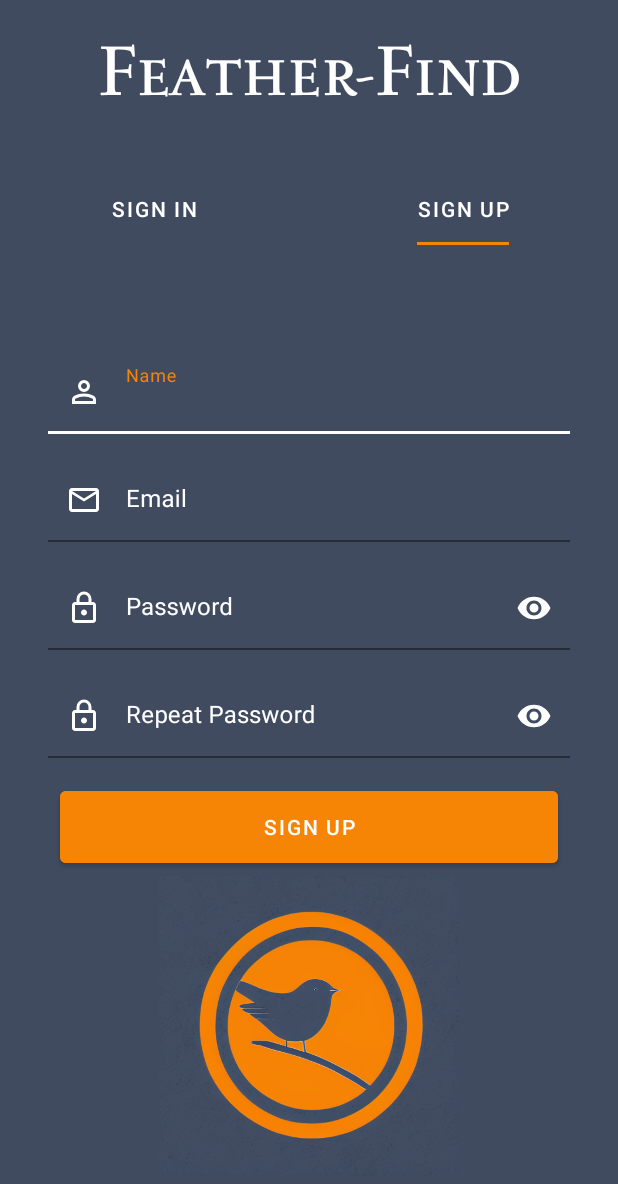
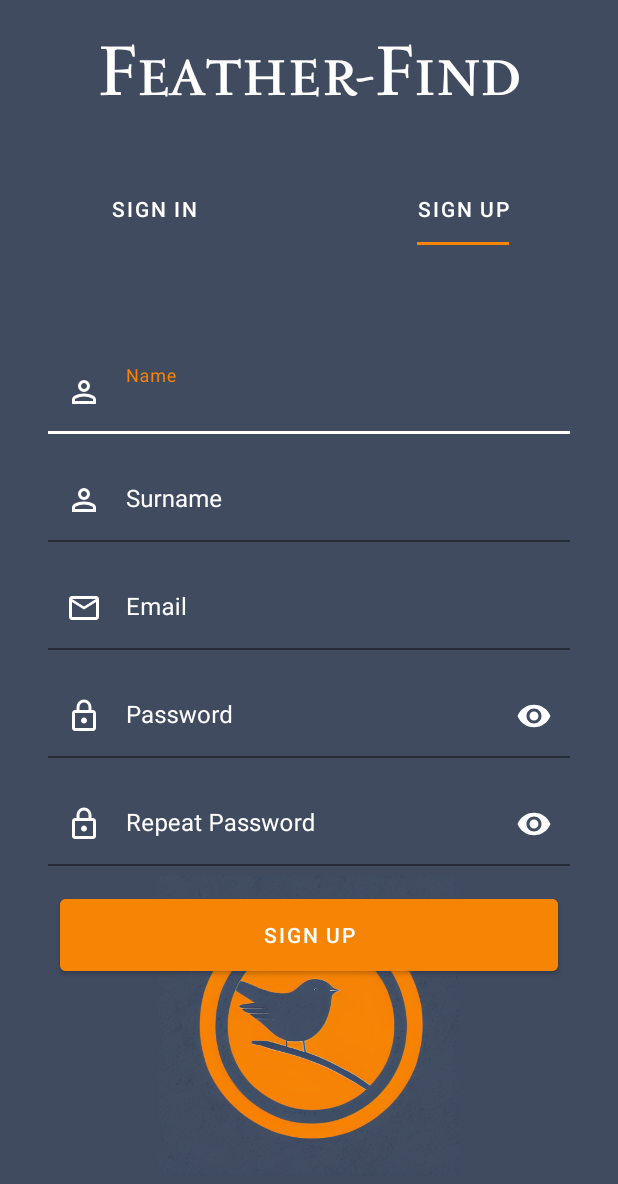
Before and after one commit to Angelo-Traverso/BirdWatching_Android_Application, an Android app: the screen it shows after launch (MainActivity), tab 2 chosen, on a phone screen of 412 x 824 dp. Shown: the top 1184 px of the screen. Run offline under Robolectric (Android 15) with nearby library versions, the phone set to English and light mode, and no system bars.

Commit message:
Added Surname field for sign up

```diff
--- a/app/src/main/res/layout/fragment_sign_up.xml
+++ b/app/src/main/res/layout/fragment_sign_up.xml
@@ -23,6 +23,29 @@
             android:id="@+id/txtUserName"
             android:layout_width="match_parent"
             android:layout_height="wrap_content"
+            android:textColor="@color/white"
+            android:background="@android:color/transparent" />
+
+    </com.google.android.material.textfield.TextInputLayout>
+
+    <com.google.android.material.textfield.TextInputLayout
+        android:id="@+id/userSurname"
+        style="@style/MyTextInputLayoutStyle"
+        android:layout_width="match_parent"
+        android:layout_height="wrap_content"
+        android:layout_marginStart="32dp"
+        android:layout_marginTop="16dp"
+        android:layout_marginEnd="32dp"
+        android:layout_below="@+id/userName"
+        android:hint="@string/surname"
+        app:startIconDrawable="@drawable/person"
+        app:startIconTint="@color/white">
+
+        <com.google.android.material.textfield.TextInputEditText
+            android:id="@+id/tvSurname"
+            android:layout_width="match_parent"
+            android:layout_height="wrap_content"
+            android:textColor="@color/white"
             android:background="@android:color/transparent" />
 
     </com.google.android.material.textfield.TextInputLayout>
@@ -32,7 +55,7 @@
         style="@style/MyTextInputLayoutStyle"
         android:layout_width="match_parent"
         android:layout_height="wrap_content"
-        android:layout_below="@+id/userName"
+        android:layout_below="@+id/userSurname"
         android:layout_marginStart="32dp"
         android:layout_marginTop="16dp"
         android:layout_marginEnd="32dp"
@@ -45,9 +68,11 @@
             android:id="@+id/txtUserEmail"
             android:layout_width="match_parent"
             android:layout_height="wrap_content"
+            android:textColor="@color/white"
             android:background="@android:color/transparent" />
 
     </com.google.android.material.textfield.TextInputLayout>
+
 
     <com.google.android.material.textfield.TextInputLayout
         android:id="@+id/userPassword"
@@ -68,6 +93,7 @@
             android:id="@+id/txtUserPassword"
             android:layout_width="match_parent"
             android:layout_height="wrap_content"
+            android:textColor="@color/white"
             android:background="@android:color/transparent"
             android:inputType="textPassword" />
 
@@ -92,6 +118,7 @@
             android:id="@+id/txtUserConfirmPassword"
             android:layout_width="match_parent"
             android:layout_height="wrap_content"
+            android:textColor="@color/white"
             android:background="@android:color/transparent"
             android:inputType="textPassword" />
 
--- a/app/src/main/res/values/strings.xml
+++ b/app/src/main/res/values/strings.xml
@@ -17,6 +17,7 @@
     <!--Sign up-->
     <string name="name">Name</string>
     <string name="repeatPassword">Repeat Password</string>
+    <string name="surname">Surname</string>
 
     <!--Settings-->
     <string name="logout">Logout</string>
```
